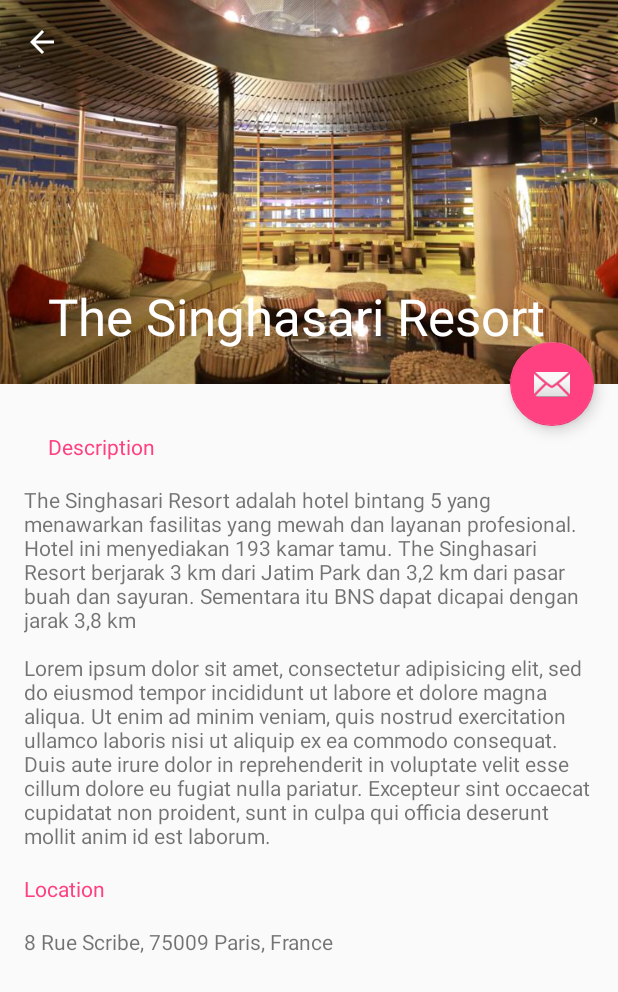
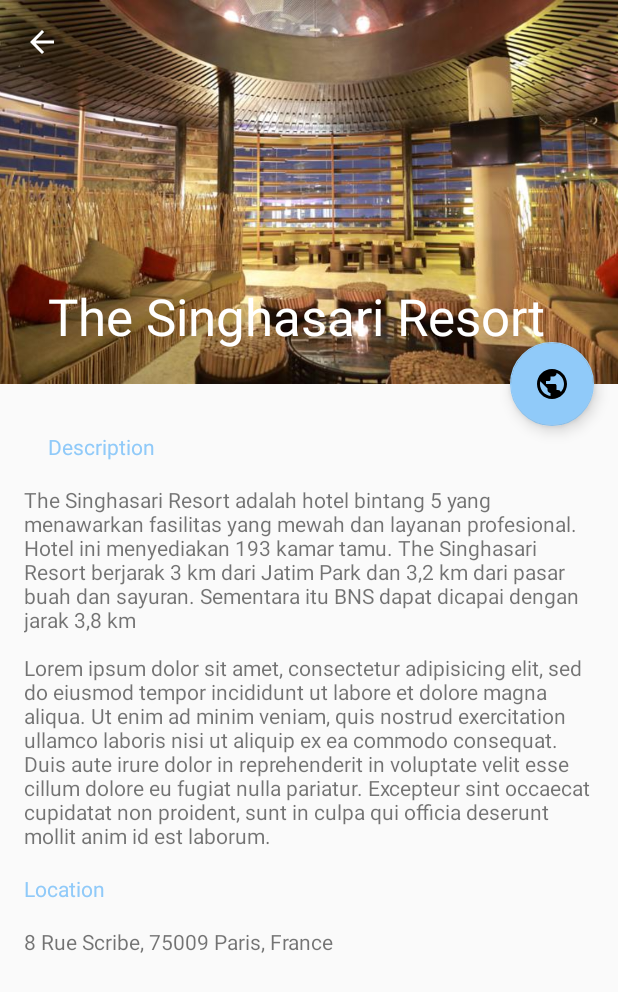
Before and after one commit to ochaperdana/SleepWhere, an Android app: the MainActivity screen opened directly, with no data from a screen before it, after a tap on "The Singhasari Resort", on a phone screen of 412 x 824 dp. Shown: the top 992 px of the screen. Run offline under Robolectric (Android 15) with nearby library versions, the phone set to English and light mode, and no system bars.

Commit message:
(+) adding some buttons

```diff
--- a/app/src/main/AndroidManifest.xml
+++ b/app/src/main/AndroidManifest.xml
@@ -4,13 +4,13 @@
 
     <application
         android:allowBackup="true"
-        android:icon="@mipmap/ic_launcher"
-        android:label="@string/app_name"
+        android:icon="@drawable/kasur"
+        android:label="Sleep Where"
         android:supportsRtl="true"
         android:theme="@style/AppTheme">
         <activity
             android:name=".MenuActivity"
-            android:label="@string/app_name"
+            android:label="Sleep Where"
             android:theme="@style/AppTheme.NoActionBar">
             <intent-filter>
                 <action android:name="android.intent.action.MAIN" />
--- /dev/null
+++ b/app/src/main/res/drawable/ic_public_black_24dp.xml
@@ -0,0 +1,9 @@
+<vector xmlns:android="http://schemas.android.com/apk/res/android"
+        android:width="24dp"
+        android:height="24dp"
+        android:viewportWidth="24.0"
+        android:viewportHeight="24.0">
+    <path
+        android:fillColor="#FF000000"
+        android:pathData="M12,2C6.48,2 2,6.48 2,12s4.48,10 10,10 10,-4.48 10,-10S17.52,2 12,2zM11,19.93c-3.95,-0.49 -7,-3.85 -7,-7.93 0,-0.62 0.08,-1.21 0.21,-1.79L9,15v1c0,1.1 0.9,2 2,2v1.93zM17.9,17.39c-0.26,-0.81 -1,-1.39 -1.9,-1.39h-1v-3c0,-0.55 -0.45,-1 -1,-1L8,12v-2h2c0.55,0 1,-0.45 1,-1L11,7h2c1.1,0 2,-0.9 2,-2v-0.41c2.93,1.19 5,4.06 5,7.41 0,2.08 -0.8,3.97 -2.1,5.39z"/>
+</vector>
--- a/app/src/main/res/layout/activity_detail.xml
+++ b/app/src/main/res/layout/activity_detail.xml
@@ -50,6 +50,6 @@
         android:layout_margin="@dimen/fab_margin"
         app:layout_anchor="@id/app_bar"
         app:layout_anchorGravity="bottom|end"
-        app:srcCompat="@android:drawable/ic_dialog_email" />
+        app:srcCompat="@drawable/ic_public_black_24dp" />
 
 </android.support.design.widget.CoordinatorLayout>
--- a/app/src/main/res/layout/activity_info.xml
+++ b/app/src/main/res/layout/activity_info.xml
@@ -4,11 +4,10 @@
     xmlns:tools="http://schemas.android.com/tools"
     android:id="@+id/recyclerView"
     android:layout_width="match_parent"
-    android:layout_height="match_parent"
+    android:layout_height="wrap_content"
     android:clipToPadding="false"
     android:paddingBottom="@dimen/activity_vertical_margin"
     android:paddingTop="@dimen/activity_vertical_margin"
     android:scrollbars="vertical"
     tools:context="id.sch.smktelkom_mlg.project.xirpl107162534.sleepwhere.InfoActivity">
-
 </android.support.v7.widget.RecyclerView>
--- a/app/src/main/res/layout/activity_main.xml
+++ b/app/src/main/res/layout/activity_main.xml
@@ -29,6 +29,6 @@
         android:layout_height="wrap_content"
         android:layout_gravity="bottom|end"
         android:layout_margin="@dimen/fab_margin"
-        app:srcCompat="@android:drawable/ic_dialog_email" />
+        app:srcCompat="@drawable/ic_map_black_24dp" />
 
 </android.support.design.widget.CoordinatorLayout>
--- a/app/src/main/res/layout/content_detail.xml
+++ b/app/src/main/res/layout/content_detail.xml
@@ -16,12 +16,15 @@
         android:paddingLeft="16dp"
         android:paddingRight="16dp"
         android:paddingTop="16dp">
-    <TextView
-        android:layout_width="wrap_content"
-        android:layout_height="wrap_content"
-        android:layout_margin="@dimen/text_margin"
-        android:text="Description"
-        android:textColor="?attr/colorAccent"/>
+
+        <TextView
+            android:layout_width="wrap_content"
+            android:layout_height="wrap_content"
+            android:layout_margin="@dimen/text_margin"
+            android:text="Description"
+            android:textColor="?attr/colorAccent"
+            android:id="@+id/textView4" />
+
         <TextView
             android:layout_width="wrap_content"
             android:layout_height="wrap_content"
--- a/app/src/main/res/layout/info.xml
+++ b/app/src/main/res/layout/info.xml
@@ -2,7 +2,7 @@
 <RelativeLayout xmlns:android="http://schemas.android.com/apk/res/android"
     xmlns:tools="http://schemas.android.com/tools"
     android:layout_width="match_parent"
-    android:layout_height="match_parent"
+    android:layout_height="wrap_content"
     android:background="?android:attr/selectableItemBackground"
     android:padding="16dp">
 
--- a/app/src/main/res/values/arrays.xml
+++ b/app/src/main/res/values/arrays.xml
@@ -185,6 +185,8 @@
         <item>Piazza del Capitolo - 50122 Florence</item>
         <item>New York City</item>
         <item>2-3-1 Asakusa, Taitō-ku, Tokyo, Japan</item>
+        <item>At Meydanı No:7, 34122 Fatih/İstanbul, Turkey</item>
+        <item>Cape Town, South Africa</item>
     </string-array>
     <array name="places_picture">
         <item>@drawable/a</item>
--- a/app/src/main/res/values/colors.xml
+++ b/app/src/main/res/values/colors.xml
@@ -1,6 +1,6 @@
 <?xml version="1.0" encoding="utf-8"?>
 <resources>
-    <color name="colorPrimary">#3F51B5</color>
-    <color name="colorPrimaryDark">#303F9F</color>
-    <color name="colorAccent">#FF4081</color>
+    <color name="colorPrimary">#d32f2f</color>
+    <color name="colorPrimaryDark">#b71c1c</color>
+    <color name="colorAccent">#90CAF9</color>
 </resources>
```
Also changed, not shown: app/src/main/res/drawable/ic_map_black_24dp.xml (added, +9 -0 lines), app/src/main/res/drawable/kasur.png (added).
